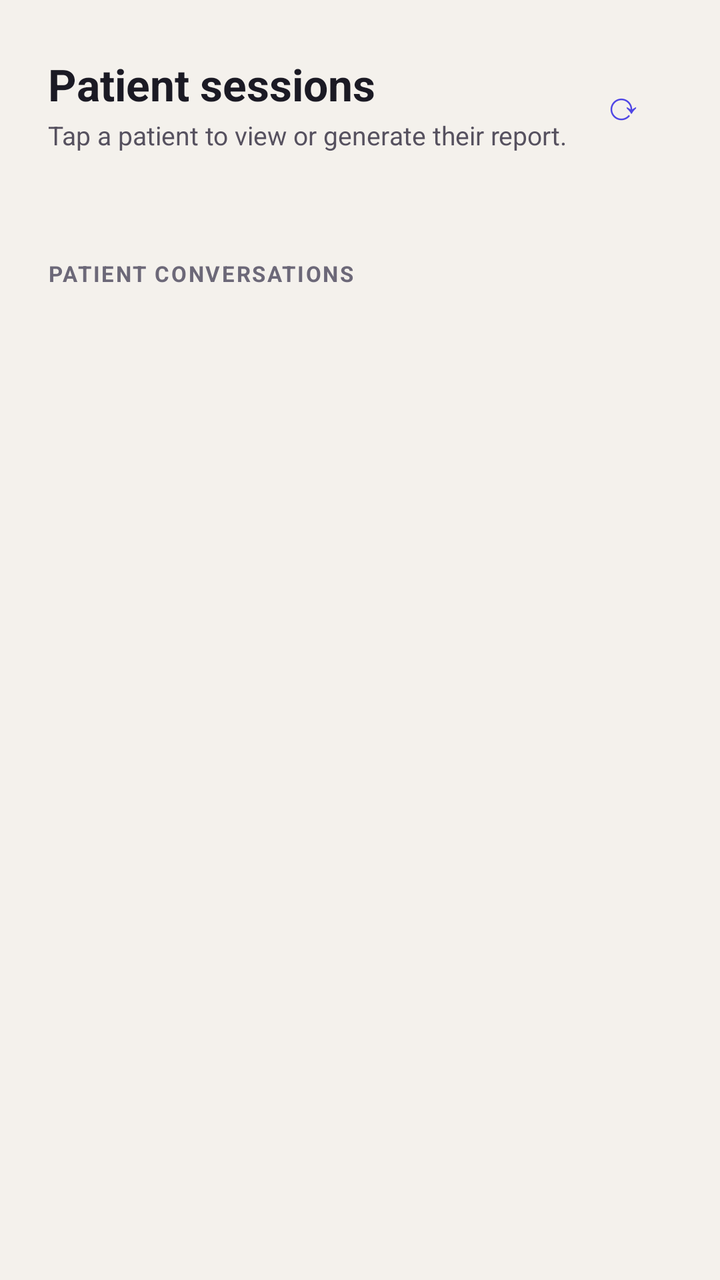
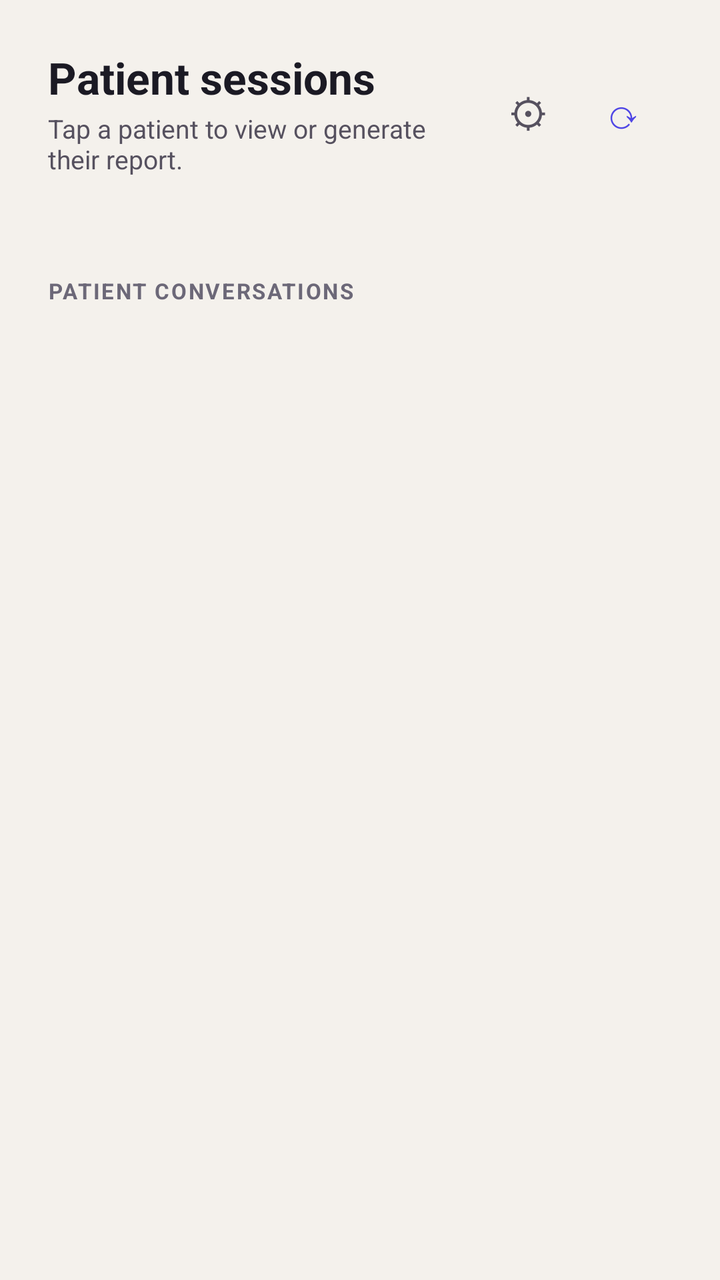

Screens rendered from an Android XML layout before and after an edit, with the pre-edit source and the edit as a unified diff.
<!-- AndroidManifest.xml: application theme Theme.KablaIntake -->
<!-- res/layout/activity_sessions.xml -->
<?xml version="1.0" encoding="utf-8"?>
<LinearLayout xmlns:android="http://schemas.android.com/apk/res/android"
    android:layout_width="match_parent"
    android:layout_height="match_parent"
    android:background="@color/canvas"
    android:orientation="vertical"
    android:padding="24dp">

    <LinearLayout
        android:layout_width="match_parent"
        android:layout_height="wrap_content"
        android:gravity="center_vertical"
        android:orientation="horizontal">

        <LinearLayout
            android:layout_width="0dp"
            android:layout_height="wrap_content"
            android:layout_weight="1"
            android:orientation="vertical">

            <TextView
                android:layout_width="wrap_content"
                android:layout_height="wrap_content"
                android:text="Patient sessions"
                android:textColor="@color/ink"
                android:textSize="22sp"
                android:textStyle="bold" />

            <TextView
                android:layout_width="wrap_content"
                android:layout_height="wrap_content"
                android:layout_marginTop="2dp"
                android:text="Tap a patient to view or generate their report."
                android:textColor="@color/ink_mid"
                android:textSize="13sp" />

        </LinearLayout>

        <com.google.android.material.button.MaterialButton
            android:id="@+id/refreshButton"
            style="@style/Widget.Material3.Button.IconButton"
            android:layout_width="wrap_content"
            android:layout_height="wrap_content"
            android:text="⟳"
            android:textColor="@color/primary"
            android:textSize="20sp" />

    </LinearLayout>

    <ProgressBar
        android:id="@+id/progressBar"
        android:layout_width="wrap_content"
        android:layout_height="wrap_content"
        android:layout_gravity="center_horizontal"
        android:layout_marginTop="20dp"
        android:visibility="gone" />

    <TextView
        android:id="@+id/statusText"
        android:layout_width="match_parent"
        android:layout_height="wrap_content"
        android:layout_marginTop="12dp"
        android:textColor="@color/ink_mid"
        android:textSize="13sp" />

    <ScrollView
        android:layout_width="match_parent"
        android:layout_height="0dp"
        android:layout_marginTop="8dp"
        android:layout_weight="1"
        android:clipToPadding="false"
        android:paddingBottom="24dp">

        <LinearLayout
            android:layout_width="match_parent"
            android:layout_height="wrap_content"
            android:orientation="vertical">

            <TextView
                android:id="@+id/medicalSectionLabel"
                android:layout_width="wrap_content"
                android:layout_height="wrap_content"
                android:layout_marginTop="12dp"
                android:layout_marginBottom="10dp"
                android:text="PATIENT CONVERSATIONS"
                android:textColor="@color/ink_mute"
                android:textSize="11sp"
                android:textStyle="bold"
                android:letterSpacing="0.08" />

            <LinearLayout
                android:id="@+id/medicalContainer"
                android:layout_width="match_parent"
                android:layout_height="wrap_content"
                android:orientation="vertical" />

            <TextView
                android:id="@+id/otherToggle"
                android:layout_width="wrap_content"
                android:layout_height="wrap_content"
                android:layout_marginTop="24dp"
                android:padding="4dp"
                android:textColor="@color/primary"
                android:textSize="13sp"
                android:visibility="gone" />

            <LinearLayout
                android:id="@+id/otherContainer"
                android:layout_width="match_parent"
                android:layout_height="wrap_content"
                android:layout_marginTop="10dp"
                android:orientation="vertical"
                android:visibility="gone" />

        </LinearLayout>

    </ScrollView>

</LinearLayout>
<!-- resources referenced by this layout -->
<resources>
  <color name="canvas">#F4F1EC</color>
  <color name="ink">#1B1A24</color>
  <color name="ink_mid">#56515F</color>
  <color name="ink_mute">#6C6878</color>
  <color name="primary">#4F46E5</color>
  <style name="Theme.KablaIntake" parent="Theme.Material3.DayNight.NoActionBar">
          <item name="colorPrimary">@color/primary</item>
          <item name="colorOnPrimary">@color/surface</item>
          <item name="colorPrimaryContainer">@color/primary_soft</item>
          <item name="colorOnPrimaryContainer">@color/primary_dark</item>
          <item name="colorSecondary">@color/accent</item>
          <item name="colorOnSecondary">@color/surface</item>
          <item name="android:colorBackground">@color/canvas</item>
          <item name="colorSurface">@color/surface</item>
          <item name="colorOnSurface">@color/ink</item>
          <item name="colorOnBackground">@color/ink</item>
          <item name="colorSurfaceVariant">@color/surface_sub</item>
          <item name="colorOnSurfaceVariant">@color/ink_mid</item>
          <item name="colorOutline">@color/line</item>
          <item name="colorError">@color/error</item>
          <item name="colorErrorContainer">@color/error_soft</item>
          <item name="shapeAppearanceSmallComponent">@style/ShapeAppearance.KablaIntake.Small</item>
          <item name="shapeAppearanceMediumComponent">@style/ShapeAppearance.KablaIntake.Medium</item>
          <item name="shapeAppearanceLargeComponent">@style/ShapeAppearance.KablaIntake.Large</item>
      </style>
  <color name="surface">#FFFFFF</color>
  <color name="primary_soft">#ECECFF</color>
  <color name="primary_dark">#4338CA</color>
  <color name="accent">#C8922E</color>
  <color name="surface_sub">#FAF9F6</color>
  <color name="line">#E6E1D9</color>
  <color name="error">#A33D49</color>
  <color name="error_soft">#F8E9EB</color>
  <style name="ShapeAppearance.KablaIntake.Small" parent="ShapeAppearance.Material3.Corner.Medium">
          <item name="cornerSize">12dp</item>
      </style>
  <style name="ShapeAppearance.KablaIntake.Medium" parent="ShapeAppearance.Material3.Corner.Medium">
          <item name="cornerSize">14dp</item>
      </style>
  <style name="ShapeAppearance.KablaIntake.Large" parent="ShapeAppearance.Material3.Corner.Large">
          <item name="cornerSize">20dp</item>
      </style>
</resources>

<!-- the commit's change to res/layout/activity_sessions.xml (unified diff, before → after) -->
@@ -35,6 +35,15 @@
                 android:textSize="13sp" />
 
         </LinearLayout>
+
+        <com.google.android.material.button.MaterialButton
+            android:id="@+id/settingsButton"
+            style="@style/Widget.Material3.Button.IconButton"
+            android:layout_width="wrap_content"
+            android:layout_height="wrap_content"
+            android:text="⚙"
+            android:textColor="@color/ink_mid"
+            android:textSize="20sp" />
 
         <com.google.android.material.button.MaterialButton
             android:id="@+id/refreshButton"
